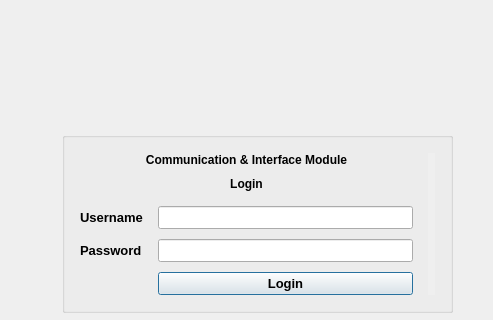
This is login.ui in sanjayvanan/Xtend-Voice_Logger as Qt 5 draws it before an edit; both pictures show x 340 to 833 and y 81 to 401 of the 1195 by 627 pixel window. The edited form follows.
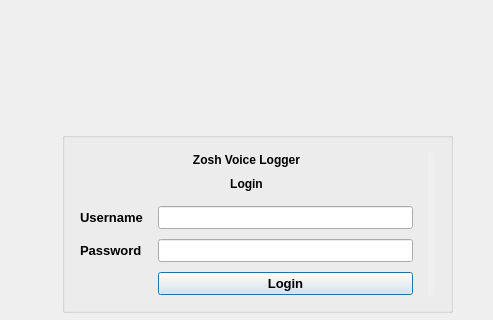
This is the edited form.

Diff of the .ui file:
```diff
--- a/login.ui
+++ b/login.ui
@@ -82,7 +82,7 @@
                </font>
               </property>
               <property name="text">
-               <string>Communication &amp; Interface Module</string>
+               <string>Zosh Voice Logger</string>
               </property>
               <property name="scaledContents">
                <bool>false</bool>
```
